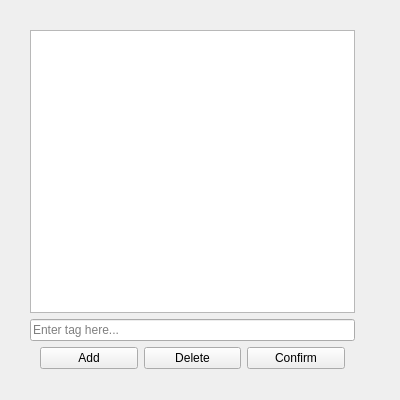
First picture: the form in Grade2(2021-2022)/OOP/Semester1/Lab2/Notes/tagslist.ui, repository anikotyk/Studing, before the edit.
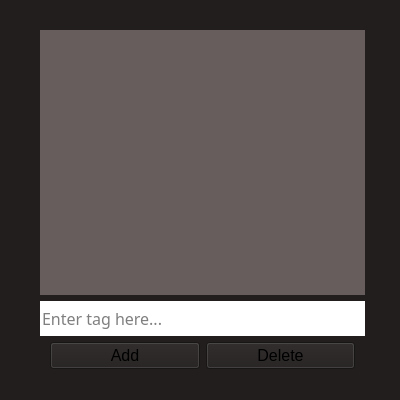
Second picture: the form after the edit.

Diff of the .ui file:
```diff
--- a/Grade2(2021-2022)/OOP/Semester1/Lab2/Notes/tagslist.ui
+++ b/Grade2(2021-2022)/OOP/Semester1/Lab2/Notes/tagslist.ui
@@ -10,13 +10,96 @@
     <height>400</height>
    </rect>
   </property>
+  <property name="minimumSize">
+   <size>
+    <width>400</width>
+    <height>400</height>
+   </size>
+  </property>
+  <property name="maximumSize">
+   <size>
+    <width>400</width>
+    <height>400</height>
+   </size>
+  </property>
   <property name="windowTitle">
    <string>Form</string>
   </property>
-  <widget class="QWidget" name="">
+  <property name="styleSheet">
+   <string notr="true">QWidget{
+
+background-color: rgba(34, 30, 30, 1);
+}
+
+QScrollBar:vertical {
+	border: none;
+    background: rgb(45, 45, 68);
+    width: 14px;
+    margin: 15px 0 15px 0;
+	border-radius: 0px;
+ }
+
+/*  HANDLE BAR VERTICAL */
+QScrollBar::handle:vertical {	
+	background-color: rgb(80, 80, 122);
+	min-height: 30px;
+	border-radius: 0px;
+}
+QScrollBar::handle:vertical:hover{	
+	background-color: rgba(79, 115, 207, 1);
+}
+QScrollBar::handle:vertical:pressed {	
+	background-color:rgba(79, 115, 207, 0.7);
+}
+
+/* BTN TOP - SCROLLBAR */
+QScrollBar::sub-line:vertical {
+	border: none;
+	background-color: rgb(59, 59, 90);
+	height: 15px;
+	border-top-left-radius: 0px;
+	border-top-right-radius: 0px;
+	subcontrol-position: top;
+	subcontrol-origin: margin;
+}
+QScrollBar::sub-line:vertical:hover {	
+	background-color: rgba(79, 115, 207, 1);
+}
+QScrollBar::sub-line:vertical:pressed {	
+	background-color: rgba(79, 115, 207, 0.7);
+}
+
+/* BTN BOTTOM - SCROLLBAR */
+QScrollBar::add-line:vertical {
+	border: none;
+	background-color: rgb(59, 59, 90);
+	height: 15px;
+	border-bottom-left-radius: 0px;
+	border-bottom-right-radius: 0px;
+	subcontrol-position: bottom;
+	subcontrol-origin: margin;
+}
+QScrollBar::add-line:vertical:hover {	
+	background-color: rgba(79, 115, 207, 1);
+}
+QScrollBar::add-line:vertical:pressed {	
+	background-color: rgba(79, 115, 207, 0.7);
+}
+
+/* RESET ARROW */
+QScrollBar::up-arrow:vertical, QScrollBar::down-arrow:vertical {
+	background: none;
+}
+QScrollBar::add-page:vertical, QScrollBar::sub-page:vertical {
+	background: none;
+}
+
+</string>
+  </property>
+  <widget class="QWidget" name="layoutWidget">
    <property name="geometry">
     <rect>
-     <x>30</x>
+     <x>40</x>
      <y>30</y>
      <width>325</width>
      <height>339</height>
@@ -27,7 +110,23 @@
      <enum>QLayout::SetMinimumSize</enum>
     </property>
     <item>
-     <widget class="QListWidget" name="tagListWidget"/>
+     <widget class="QListWidget" name="tagListWidget">
+      <property name="font">
+       <font>
+        <family>Proxima Nova</family>
+        <pointsize>15</pointsize>
+       </font>
+      </property>
+      <property name="styleSheet">
+       <string notr="true">background-color: rgba(104, 93, 93, 1);
+border:none;
+color:white;
+</string>
+      </property>
+      <property name="spacing">
+       <number>3</number>
+      </property>
+     </widget>
     </item>
     <item>
      <widget class="QLineEdit" name="taginput">
@@ -37,6 +136,17 @@
         <verstretch>0</verstretch>
        </sizepolicy>
       </property>
+      <property name="font">
+       <font>
+        <family>Proxima Nova</family>
+        <pointsize>12</pointsize>
+       </font>
+      </property>
+      <property name="styleSheet">
+       <string notr="true">height:35px;
+border:0px;
+background-color:white</string>
+      </property>
       <property name="text">
        <string/>
       </property>
@@ -64,6 +174,18 @@
           <verstretch>0</verstretch>
          </sizepolicy>
         </property>
+        <property name="font">
+         <font>
+          <pointsize>12</pointsize>
+         </font>
+        </property>
+        <property name="styleSheet">
+         <string notr="true">:active{
+background-color: rgba(79, 115, 207, 1);
+color: rgba(255, 255, 255, 1);
+border: none;
+ }</string>
+        </property>
         <property name="text">
          <string>Add</string>
         </property>
@@ -71,18 +193,24 @@
       </item>
       <item>
        <widget class="QPushButton" name="deletebutton">
+        <property name="font">
+         <font>
+          <pointsize>12</pointsize>
+         </font>
+        </property>
+        <property name="styleSheet">
+         <string notr="true">:active{
+background-color: rgba(79, 115, 207, 1);
+color: rgba(255, 255, 255, 1);
+border: none;
+ }
+</string>
+        </property>
         <property name="text">
          <string>Delete</string>
         </property>
        </widget>
       </item>
-      <item>
-       <widget class="QPushButton" name="pushButton">
-        <property name="text">
-         <string>Confirm</string>
-        </property>
-       </widget>
-      </item>
      </layout>
     </item>
    </layout>
```
Left out of the diff: 3 changed lines with no effect on the pictures.
